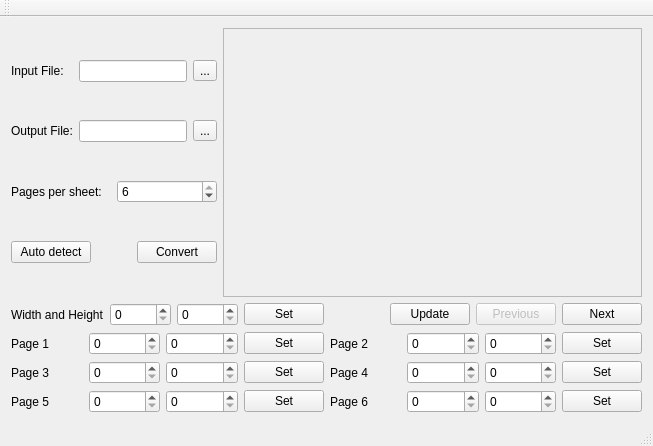
The window that mainwindow.ui (cges30901/pdfhandoutcrop) describes before a commit, drawn with Qt 5.
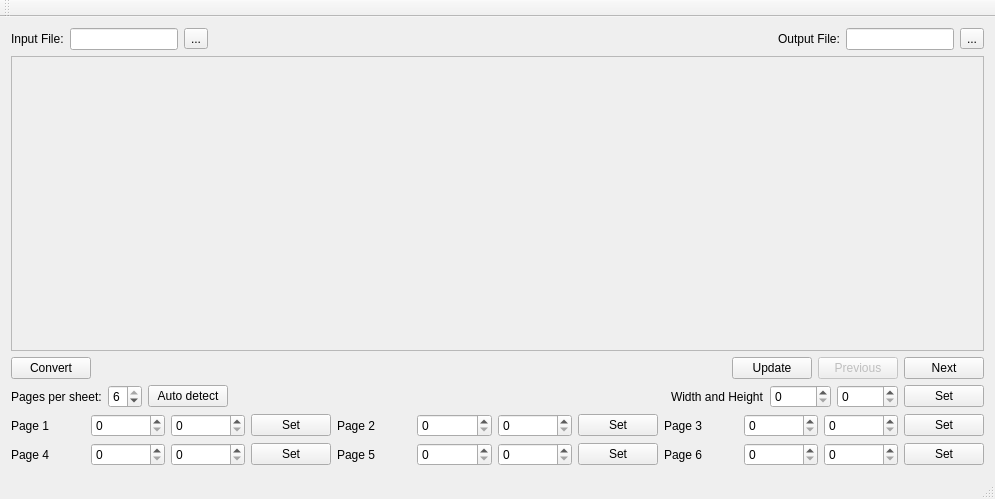
The same window after the commit. Custom widgets are drawn as their Qt base class.

```diff
--- a/mainwindow.ui
+++ b/mainwindow.ui
@@ -6,21 +6,17 @@
    <rect>
     <x>0</x>
     <y>0</y>
-    <width>653</width>
-    <height>446</height>
+    <width>995</width>
+    <height>499</height>
    </rect>
   </property>
   <property name="windowTitle">
    <string>MainWindow</string>
   </property>
   <widget class="QWidget" name="centralWidget">
-   <layout class="QVBoxLayout" name="verticalLayout_2">
-    <item>
-     <layout class="QHBoxLayout" name="horizontalLayout_6">
-      <item>
        <layout class="QVBoxLayout" name="verticalLayout">
         <item>
-         <layout class="QHBoxLayout" name="horizontalLayout_2">
+     <layout class="QHBoxLayout" name="horizontalLayout">
           <item>
            <widget class="QLabel" name="label_2">
             <property name="text">
@@ -45,10 +41,19 @@
             </property>
            </widget>
           </item>
-         </layout>
-        </item>
         <item>
-         <layout class="QHBoxLayout" name="horizontalLayout_3">
+       <spacer name="horizontalSpacer_6">
+        <property name="orientation">
+         <enum>Qt::Horizontal</enum>
+        </property>
+        <property name="sizeHint" stdset="0">
+         <size>
+          <width>40</width>
+          <height>20</height>
+         </size>
+        </property>
+       </spacer>
+      </item>
           <item>
            <widget class="QLabel" name="label_3">
             <property name="text">
@@ -76,84 +81,6 @@
          </layout>
         </item>
         <item>
-         <layout class="QHBoxLayout" name="horizontalLayout">
-          <item>
-           <widget class="QLabel" name="label">
-            <property name="text">
-             <string>Pages per sheet:</string>
-            </property>
-           </widget>
-          </item>
-          <item>
-           <widget class="QSpinBox" name="spbPagesPerSheet">
-            <property name="sizePolicy">
-             <sizepolicy hsizetype="Preferred" vsizetype="Fixed">
-              <horstretch>0</horstretch>
-              <verstretch>0</verstretch>
-             </sizepolicy>
-            </property>
-            <property name="minimum">
-             <number>1</number>
-            </property>
-            <property name="maximum">
-             <number>6</number>
-            </property>
-            <property name="value">
-             <number>6</number>
-            </property>
-           </widget>
-          </item>
-         </layout>
-        </item>
-        <item>
-         <layout class="QHBoxLayout" name="horizontalLayout_7">
-          <item>
-           <widget class="QPushButton" name="btnAutoDetect">
-            <property name="sizePolicy">
-             <sizepolicy hsizetype="Maximum" vsizetype="Fixed">
-              <horstretch>0</horstretch>
-              <verstretch>0</verstretch>
-             </sizepolicy>
-            </property>
-            <property name="text">
-             <string>Auto detect</string>
-            </property>
-           </widget>
-          </item>
-          <item>
-           <spacer name="horizontalSpacer">
-            <property name="orientation">
-             <enum>Qt::Horizontal</enum>
-            </property>
-            <property name="sizeType">
-             <enum>QSizePolicy::Maximum</enum>
-            </property>
-            <property name="sizeHint" stdset="0">
-             <size>
-              <width>40</width>
-              <height>20</height>
-             </size>
-            </property>
-           </spacer>
-          </item>
-          <item>
-           <widget class="QPushButton" name="btnConvert">
-            <property name="sizePolicy">
-             <sizepolicy hsizetype="Maximum" vsizetype="Fixed">
-              <horstretch>0</horstretch>
-              <verstretch>0</verstretch>
-             </sizepolicy>
-            </property>
-            <property name="text">
-             <string>Convert</string>
-            </property>
-           </widget>
-          </item>
-         </layout>
-        </item>
-       </layout>
-      </item>
-      <item>
        <widget class="QScrollArea" name="scrollArea">
         <property name="sizePolicy">
          <sizepolicy hsizetype="Expanding" vsizetype="Expanding">
@@ -169,8 +96,8 @@
           <rect>
            <x>0</x>
            <y>0</y>
-           <width>373</width>
-           <height>206</height>
+         <width>975</width>
+         <height>200</height>
           </rect>
          </property>
          <layout class="QHBoxLayout" name="horizontalLayout_5">
@@ -191,40 +118,23 @@
         </widget>
        </widget>
       </item>
-     </layout>
-    </item>
     <item>
-     <layout class="QHBoxLayout" name="horizontalLayout_4">
+     <layout class="QHBoxLayout" name="horizontalLayout_2">
       <item>
-       <widget class="QLabel" name="labelWidthHeight">
-        <property name="text">
-         <string>Width and Height</string>
+       <widget class="QPushButton" name="btnConvert">
+        <property name="sizePolicy">
+         <sizepolicy hsizetype="Maximum" vsizetype="Fixed">
+          <horstretch>0</horstretch>
+          <verstretch>0</verstretch>
+         </sizepolicy>
         </property>
-       </widget>
-      </item>
-      <item>
-       <widget class="QSpinBox" name="spbWidth">
-        <property name="maximum">
-         <number>99999</number>
-        </property>
-       </widget>
-      </item>
-      <item>
-       <widget class="QSpinBox" name="spbHeight">
-        <property name="maximum">
-         <number>99999</number>
-        </property>
-       </widget>
-      </item>
-      <item>
-       <widget class="QPushButton" name="btnWidthHeight">
         <property name="text">
-         <string>Set</string>
+         <string>Convert</string>
         </property>
        </widget>
       </item>
       <item>
-       <spacer name="horizontalSpacer_2">
+       <spacer name="horizontalSpacer">
         <property name="orientation">
          <enum>Qt::Horizontal</enum>
         </property>
@@ -263,172 +173,260 @@
      </layout>
     </item>
     <item>
-     <layout class="QGridLayout" name="gridLayout">
-      <item row="0" column="0">
+     <layout class="QHBoxLayout" name="horizontalLayout_3">
+      <item>
+       <widget class="QLabel" name="label">
+        <property name="text">
+         <string>Pages per sheet:</string>
+        </property>
+       </widget>
+      </item>
+      <item>
+       <widget class="QSpinBox" name="spbPagesPerSheet">
+        <property name="sizePolicy">
+         <sizepolicy hsizetype="Preferred" vsizetype="Fixed">
+          <horstretch>0</horstretch>
+          <verstretch>0</verstretch>
+         </sizepolicy>
+        </property>
+        <property name="minimum">
+         <number>1</number>
+        </property>
+        <property name="maximum">
+         <number>6</number>
+        </property>
+        <property name="value">
+         <number>6</number>
+        </property>
+       </widget>
+      </item>
+      <item>
+       <widget class="QPushButton" name="btnAutoDetect">
+        <property name="sizePolicy">
+         <sizepolicy hsizetype="Maximum" vsizetype="Fixed">
+          <horstretch>0</horstretch>
+          <verstretch>0</verstretch>
+         </sizepolicy>
+        </property>
+        <property name="text">
+         <string>Auto detect</string>
+        </property>
+       </widget>
+      </item>
+      <item>
+       <spacer name="horizontalSpacer_2">
+        <property name="orientation">
+         <enum>Qt::Horizontal</enum>
+        </property>
+        <property name="sizeHint" stdset="0">
+         <size>
+          <width>40</width>
+          <height>20</height>
+         </size>
+        </property>
+       </spacer>
+      </item>
+      <item>
+       <widget class="QLabel" name="labelWidthHeight">
+        <property name="text">
+         <string>Width and Height</string>
+        </property>
+       </widget>
+      </item>
+      <item>
+       <widget class="QSpinBox" name="spbWidth">
+        <property name="maximum">
+         <number>99999</number>
+        </property>
+       </widget>
+      </item>
+      <item>
+       <widget class="QSpinBox" name="spbHeight">
+        <property name="maximum">
+         <number>99999</number>
+        </property>
+       </widget>
+      </item>
+      <item>
+       <widget class="QPushButton" name="btnWidthHeight">
+        <property name="text">
+         <string>Set</string>
+        </property>
+       </widget>
+      </item>
+     </layout>
+    </item>
+    <item>
+     <layout class="QHBoxLayout" name="horizontalLayout_4">
+      <item>
        <widget class="QLabel" name="labelPageOne">
         <property name="text">
          <string>Page 1</string>
         </property>
        </widget>
       </item>
-      <item row="0" column="3">
+      <item>
+       <widget class="QSpinBox" name="spbPage1X">
+        <property name="maximum">
+         <number>99999</number>
+        </property>
+       </widget>
+      </item>
+      <item>
+       <widget class="QSpinBox" name="spbPage1Y">
+        <property name="maximum">
+         <number>99999</number>
+        </property>
+       </widget>
+      </item>
+      <item>
        <widget class="QPushButton" name="btnPageOne">
         <property name="text">
          <string>Set</string>
         </property>
        </widget>
       </item>
-      <item row="2" column="7">
-       <widget class="QPushButton" name="btnPageSix">
-        <property name="text">
-         <string>Set</string>
-        </property>
-       </widget>
-      </item>
-      <item row="2" column="4">
-       <widget class="QLabel" name="labelPageSix">
-        <property name="text">
-         <string>Page 6</string>
-        </property>
-       </widget>
-      </item>
-      <item row="0" column="4">
+      <item>
        <widget class="QLabel" name="labelPageTwo">
         <property name="text">
          <string>Page 2</string>
         </property>
        </widget>
       </item>
-      <item row="0" column="7">
+      <item>
+       <widget class="QSpinBox" name="spbPage2X">
+        <property name="maximum">
+         <number>99999</number>
+        </property>
+       </widget>
+      </item>
+      <item>
+       <widget class="QSpinBox" name="spbPage2Y">
+        <property name="maximum">
+         <number>99999</number>
+        </property>
+       </widget>
+      </item>
+      <item>
        <widget class="QPushButton" name="btnPageTwo">
         <property name="text">
          <string>Set</string>
         </property>
        </widget>
       </item>
-      <item row="1" column="0">
+      <item>
        <widget class="QLabel" name="labelPageThree">
         <property name="text">
          <string>Page 3</string>
         </property>
        </widget>
       </item>
-      <item row="1" column="3">
+      <item>
+       <widget class="QSpinBox" name="spbPage3X">
+        <property name="maximum">
+         <number>99999</number>
+        </property>
+       </widget>
+      </item>
+      <item>
+       <widget class="QSpinBox" name="spbPage3Y">
+        <property name="maximum">
+         <number>99999</number>
+        </property>
+       </widget>
+      </item>
+      <item>
        <widget class="QPushButton" name="btnPageThree">
         <property name="text">
          <string>Set</string>
         </property>
        </widget>
       </item>
-      <item row="2" column="0">
-       <widget class="QLabel" name="labelPageFive">
-        <property name="text">
-         <string>Page 5</string>
-        </property>
-       </widget>
-      </item>
-      <item row="2" column="3">
-       <widget class="QPushButton" name="btnPageFive">
-        <property name="text">
-         <string>Set</string>
-        </property>
-       </widget>
-      </item>
-      <item row="1" column="4">
+     </layout>
+    </item>
+    <item>
+     <layout class="QHBoxLayout" name="horizontalLayout_6">
+      <item>
        <widget class="QLabel" name="labelPageFour">
         <property name="text">
          <string>Page 4</string>
         </property>
        </widget>
       </item>
-      <item row="1" column="7">
-       <widget class="QPushButton" name="btnPageFour">
-        <property name="text">
-         <string>Set</string>
-        </property>
-       </widget>
-      </item>
-      <item row="0" column="1">
-       <widget class="QSpinBox" name="spbPage1X">
-        <property name="maximum">
-         <number>99999</number>
-        </property>
-       </widget>
-      </item>
-      <item row="0" column="5">
-       <widget class="QSpinBox" name="spbPage2X">
-        <property name="maximum">
-         <number>99999</number>
-        </property>
-       </widget>
-      </item>
-      <item row="1" column="5">
+      <item>
        <widget class="QSpinBox" name="spbPage4X">
         <property name="maximum">
          <number>99999</number>
         </property>
        </widget>
       </item>
-      <item row="1" column="1">
-       <widget class="QSpinBox" name="spbPage3X">
+      <item>
+       <widget class="QSpinBox" name="spbPage4Y">
         <property name="maximum">
          <number>99999</number>
         </property>
        </widget>
       </item>
-      <item row="2" column="1">
+      <item>
+       <widget class="QPushButton" name="btnPageFour">
+        <property name="text">
+         <string>Set</string>
+        </property>
+       </widget>
+      </item>
+      <item>
+       <widget class="QLabel" name="labelPageFive">
+        <property name="text">
+         <string>Page 5</string>
+        </property>
+       </widget>
+      </item>
+      <item>
        <widget class="QSpinBox" name="spbPage5X">
         <property name="maximum">
          <number>99999</number>
         </property>
        </widget>
       </item>
-      <item row="2" column="5">
+      <item>
+       <widget class="QSpinBox" name="spbPage5Y">
+        <property name="maximum">
+         <number>99999</number>
+        </property>
+       </widget>
+      </item>
+      <item>
+       <widget class="QPushButton" name="btnPageFive">
+        <property name="text">
+         <string>Set</string>
+        </property>
+       </widget>
+      </item>
+      <item>
+       <widget class="QLabel" name="labelPageSix">
+        <property name="text">
+         <string>Page 6</string>
+        </property>
+       </widget>
+      </item>
+      <item>
        <widget class="QSpinBox" name="spbPage6X">
         <property name="maximum">
          <number>99999</number>
         </property>
        </widget>
       </item>
-      <item row="0" column="2">
-       <widget class="QSpinBox" name="spbPage1Y">
-        <property name="maximum">
-         <number>99999</number>
-        </property>
-       </widget>
-      </item>
-      <item row="1" column="2">
-       <widget class="QSpinBox" name="spbPage3Y">
-        <property name="maximum">
-         <number>99999</number>
-        </property>
-       </widget>
-      </item>
-      <item row="2" column="6">
+      <item>
        <widget class="QSpinBox" name="spbPage6Y">
         <property name="maximum">
          <number>99999</number>
         </property>
        </widget>
       </item>
-      <item row="2" column="2">
-       <widget class="QSpinBox" name="spbPage5Y">
-        <property name="maximum">
-         <number>99999</number>
-        </property>
-       </widget>
-      </item>
-      <item row="0" column="6">
-       <widget class="QSpinBox" name="spbPage2Y">
-        <property name="maximum">
-         <number>99999</number>
-        </property>
-       </widget>
-      </item>
-      <item row="1" column="6">
-       <widget class="QSpinBox" name="spbPage4Y">
-        <property name="maximum">
-         <number>99999</number>
+      <item>
+       <widget class="QPushButton" name="btnPageSix">
+        <property name="text">
+         <string>Set</string>
         </property>
        </widget>
       </item>
```
Left out of the diff: 4 changed lines with no effect on the pictures. Lines whose indentation alone changed are shown as unchanged.
